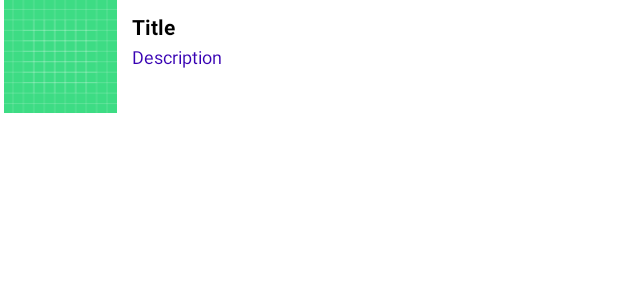
After one commit to SeifEldinMohamed/Google-Maps, an Android app: the layout custom_info_window.xml on its own in the app's theme, with its tools: preview values and no code run, on a phone screen of 412 x 824 dp. The commit adds this screen. Shown: the top 300 px of the screen. Run offline under Robolectric (Android 15) with nearby library versions, the phone set to English and light mode, and no system bars.

Commit message:
Info Window Customization

```diff
--- a/app/src/main/java/com/seif/googlemapsdemo/summary/My Summary.kt
+++ b/app/src/main/java/com/seif/googlemapsdemo/summary/My Summary.kt
@@ -203,3 +203,8 @@ package com.seif.googlemapsdemo.summary
 // if we have one info window open on a marker and we tried to open another info window of another marker the first one will close automatically
 // to add description to info window: .snippet("hello from cairo!")
 // to make info window not appear we have to make onMarkerClick function return true overwritten the default behaviour of the marker
+
+// video: 22 (Custom info window):
+// 1- design custom layout
+// 2- implement CustomInfoWindowAdapter
+// 3- map.setInfoWindowAdapter(CustomInfoAdapter(this))
--- /dev/null
+++ b/app/src/main/res/layout/custom_info_window.xml
@@ -0,0 +1,57 @@
+<?xml version="1.0" encoding="utf-8"?>
+<androidx.constraintlayout.widget.ConstraintLayout xmlns:android="http://schemas.android.com/apk/res/android"
+    xmlns:app="http://schemas.android.com/apk/res-auto"
+    xmlns:tools="http://schemas.android.com/tools"
+    android:layout_width="match_parent"
+    android:background="@color/white"
+    android:layout_height="75dp">
+
+    <ImageView
+        android:id="@+id/imageView"
+        android:layout_width="80dp"
+        android:layout_height="wrap_content"
+        app:layout_constraintBottom_toBottomOf="parent"
+        app:layout_constraintStart_toStartOf="parent"
+        app:layout_constraintTop_toTopOf="parent"
+        app:layout_constraintVertical_bias="0.0"
+        android:src="@drawable/ic_launcher_background" />
+
+    <TextView
+        android:id="@+id/txt_title"
+        android:layout_width="wrap_content"
+        android:layout_height="wrap_content"
+        android:layout_marginStart="8dp"
+        android:layout_marginTop="8dp"
+        android:layout_marginEnd="8dp"
+        android:ellipsize="end"
+        android:lines="1"
+        android:maxLines="1"
+        android:text="@string/title"
+        android:textColor="@color/black"
+        android:textSize="14sp"
+        android:textStyle="bold"
+        app:layout_constraintEnd_toEndOf="parent"
+        app:layout_constraintHorizontal_bias="0.0"
+        app:layout_constraintStart_toEndOf="@+id/imageView"
+        app:layout_constraintTop_toTopOf="parent"
+        app:layout_goneMarginStart="8dp" />
+
+    <TextView
+        android:id="@+id/txt_description"
+        android:layout_width="wrap_content"
+        android:layout_height="wrap_content"
+        android:layout_marginTop="2dp"
+        android:layout_marginEnd="8dp"
+        android:ellipsize="end"
+        android:lines="3"
+        android:maxLines="3"
+        android:textColor="@color/purple_700"
+        android:text="@string/description"
+        android:textSize="12sp"
+        app:layout_constraintBottom_toBottomOf="parent"
+        app:layout_constraintEnd_toEndOf="parent"
+        app:layout_constraintHorizontal_bias="0.0"
+        app:layout_constraintStart_toStartOf="@+id/txt_title"
+        app:layout_constraintTop_toBottomOf="@+id/txt_title"
+        app:layout_constraintVertical_bias="0.0" />
+</androidx.constraintlayout.widget.ConstraintLayout>
--- a/app/src/main/res/values/strings.xml
+++ b/app/src/main/res/values/strings.xml
@@ -7,4 +7,6 @@
     <string name="satellite">satellite</string>
     <string name="terrain">terrain</string>
     <string name="none">none</string>
+    <string name="title">Title</string>
+    <string name="description">Description</string>
 </resources>
```
Also changed, not shown: app/src/main/java/com/seif/googlemapsdemo/MapsActivity.kt (+13 -24 lines), app/src/main/java/com/seif/googlemapsdemo/misc/CustomInfoAdapter.kt (added, +31 -0 lines).
